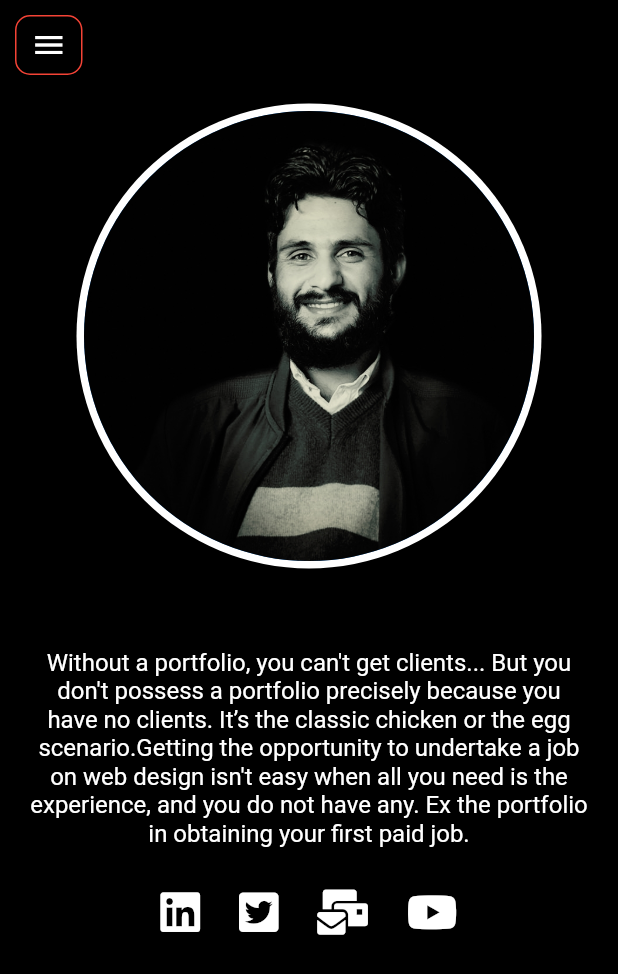
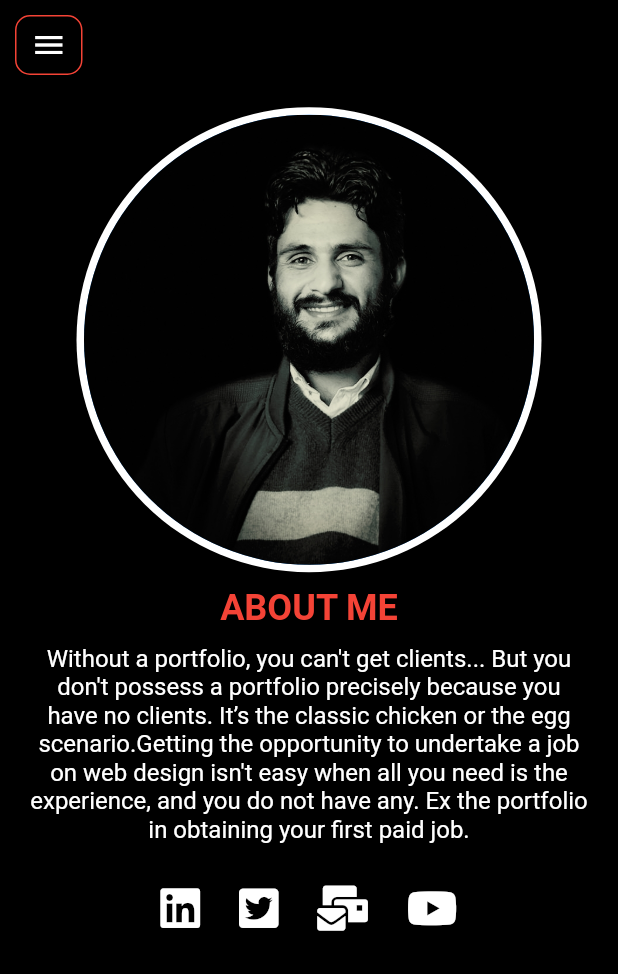
Before and after one commit to farmanullahQAU/my-portfolio, a Flutter app: the About screen opened by its route, on a phone screen of 412 x 824 dp. Shown: the top 974 px of the screen. Run offline on Flutter 3.47's test engine with Material 2 defaults, Android fonts, the phone set to English and light mode, and no system bars; our stand-ins replace carousel_slider, cloud_firestore, firebase_core, flutter_staggered_animations, font_awesome_flutter, get and 3 more; accounts and stored records are empty; statements that could not run were skipped.

Commit message:
google fonts and issue solved

```diff
--- a/lib/views/about/about_view.dart
+++ b/lib/views/about/about_view.dart
@@ -86,6 +86,7 @@ class About extends GetView<AboutViewController> {
   }
 
   SizeTransition _addAboutContents(double screenWidth, BuildContext context) {
+    var title = Text(aboutMe.toUpperCase(),style:TextStyles.headingTextStyle);
     return SizeTransition(
 
                   sizeFactor: controller.aboutAnimation,
@@ -102,37 +103,6 @@ class About extends GetView<AboutViewController> {
 
 
                 decoration: BoxDecoration(
-
-                //       gradient: LinearGradient(
-                // tileMode: TileMode.clamp,
-
-                // colors: [
-                //   Colors.red,
-                //   Color.fromARGB(228, 214, 29, 1),
-
-                //   Color.fromRGBO(207, 0, 15, 1),
-
-
-
-
-
-
-
-                // ],
-                // begin: Alignment.topRight,
-                // end: Alignment.bottomLeft,
-                // stops: [
-                //   0.1,
-                //   0.4,
-                //   0.6,
-                // ]
-
-
-
-
-
-                //       )
-
 
                       borderRadius: BorderRadius.only(topLeft: Radius.circular(500),bottomLeft: Radius.circular(500))),
                 margin: EdgeInsets.only(left: screenWidth*0.1,top:0,bottom: 0,right: 0),
@@ -165,7 +135,7 @@ class About extends GetView<AboutViewController> {
                       crossAxisAlignment: CrossAxisAlignment.start,
                       children: [
 
-                       Text(aboutMe.toUpperCase(),style:TextStyles.headingTextStyle),
+                       title,
                        SizedBox(height: 10,),
                        Text(aboutDescription,textAlign: TextAlign.justify,
 
@@ -239,8 +209,10 @@ class About extends GetView<AboutViewController> {
                       mainAxisAlignment: MainAxisAlignment.center,
                       crossAxisAlignment: CrossAxisAlignment.center,
                       children: [
+                        SizedBox(height: 10,),
 
-                        Text(aboutMe.capitalizeFirst!,style: TextStyles.heading3,),
+                        title,
+                        SizedBox(height: 10,),
                         Text(aboutDescription,textAlign: TextAlign.center,
 
                         style: TextStyles.subtitle1?.copyWith(color: Colors.white),
```
Also changed, not shown: 1 other file.
